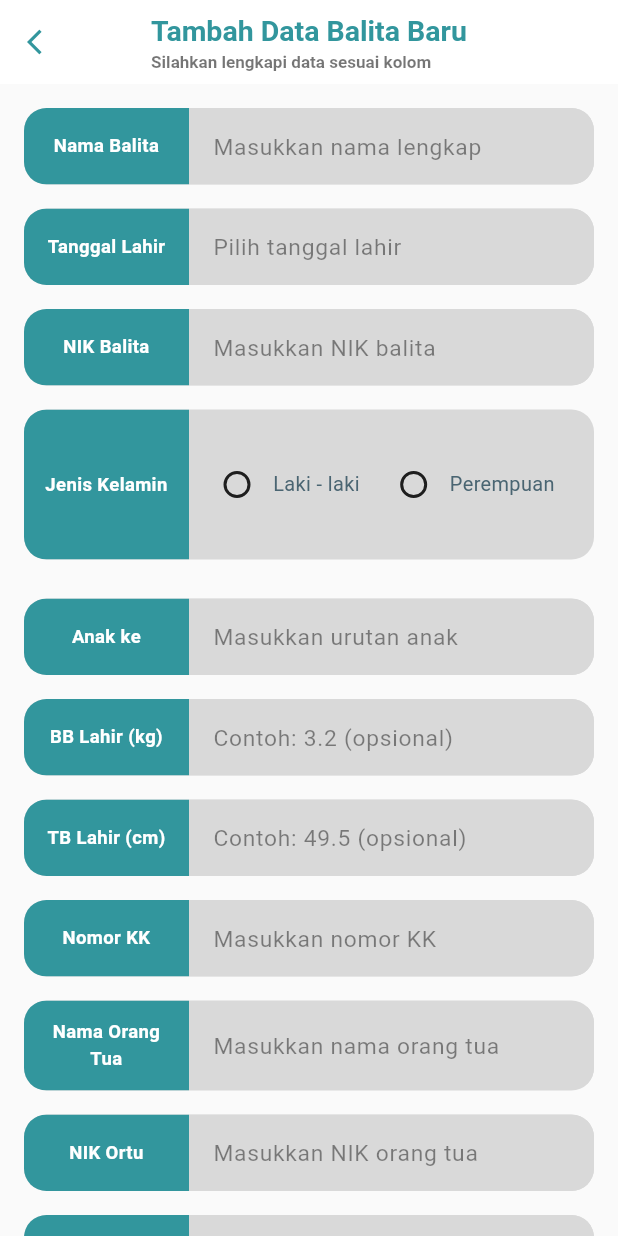
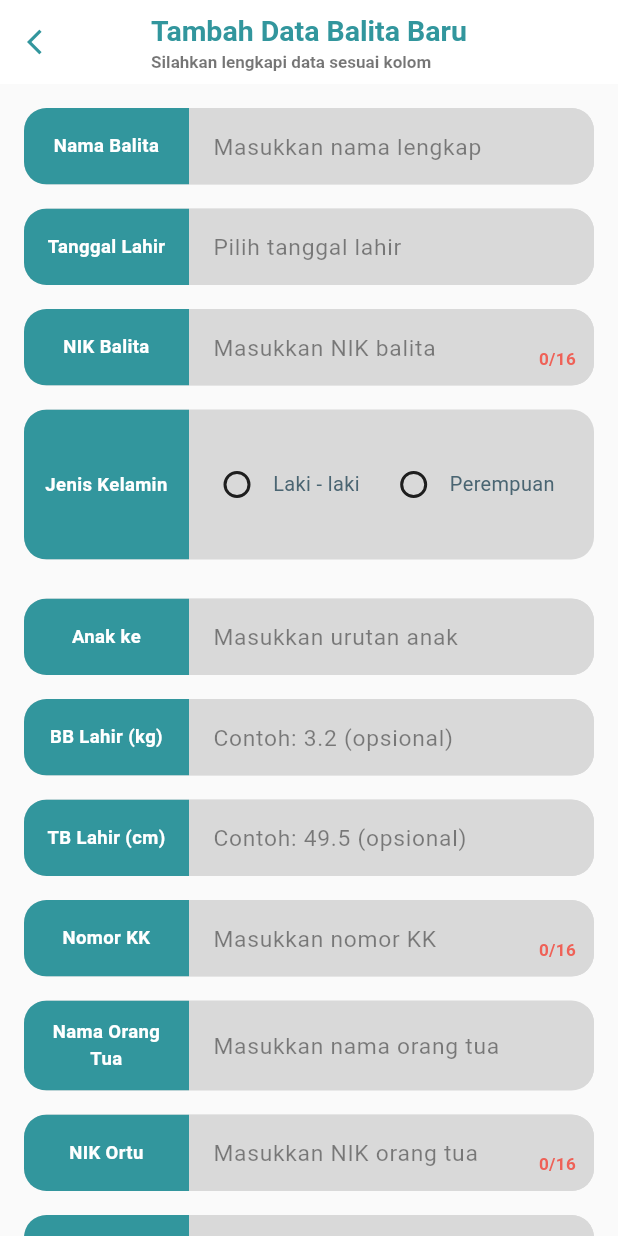
Before and after one commit to Defarrel/Posyandu_app, a Flutter app: the TambahBalitaScreen screen opened directly, on a phone screen of 412 x 824 dp. Run offline on Flutter 3.47's test engine with Material 3 defaults, Android fonts, the phone set to English and light mode, and no system bars; our stand-ins replace camera, dartz, flutter_secure_storage, image_picker, lottie, pdf and 3 more; missing offline and left inert: syncfusion_flutter_pdf, syncfusion_flutter_xlsio; accounts and stored records are empty.

Commit message:
Mengubah tanggal,nik dan jenis kelamin agar bisa diisi

```diff
--- a/lib/presentation/balita/tambah_balita_screen.dart
+++ b/lib/presentation/balita/tambah_balita_screen.dart
@@ -164,7 +164,7 @@ class _TambahBalitaScreenState extends State<TambahBalitaScreen> {
       final bbVal = double.tryParse(bbText.replaceAll(',', '.'));
 
       _bbLahirError = bbText.isEmpty
-          ? null // boleh kosong
+          ? null
           : (bbVal == null || bbVal < 1 || bbVal > 6)
           ? "BB lahir harus 1 - 6 kg"
           : null;
@@ -364,9 +364,7 @@ class _TambahBalitaScreenState extends State<TambahBalitaScreen> {
             const SizedBox(height: 12),
             GestureDetector(
               behavior: HitTestBehavior.opaque,
-              onTap: widget.isEdit
-                  ? null
-                  : () async {
+              onTap: () async {
                 FocusScope.of(context).unfocus();
                 DateTime? pickedDate = await showDatePicker(
                   context: context,
@@ -382,8 +380,6 @@ class _TambahBalitaScreenState extends State<TambahBalitaScreen> {
                   setState(() => _ttlError = null);
                 }
               },
-              child: Opacity(
-                opacity: widget.isEdit ? 0.5 : 1,
               child: CustomTextFieldBalita(
                 label: "Tanggal Lahir",
                 hint: "Pilih tanggal lahir",
@@ -392,39 +388,29 @@ class _TambahBalitaScreenState extends State<TambahBalitaScreen> {
                 errorText: _ttlError,
               ),
             ),
-            ),
 
             const SizedBox(height: 12),
 
             IgnorePointer(
-              ignoring: widget.isEdit,
-              child: Opacity(
-                opacity: widget.isEdit ? 0.5 : 1,
-                child: CustomTextFieldBalita(
+              ignoring: false,
+              child: DigitCounterTextField(
                 label: "NIK Balita",
                 hint: "Masukkan NIK balita",
                 controller: _nikBalitaController,
-                  keyboardType: TextInputType.number,
                 errorText: _nikBalitaError,
-                ),
               ),
             ),
 
             const SizedBox(height: 12),
 
-            Opacity(
-              opacity: widget.isEdit ? 0.5 : 1,
-              child: CustomRadioBalita(
+            CustomRadioBalita(
               groupValue: _jenisKelamin,
-                onChanged: widget.isEdit
-                    ? null
-                    : (value) {
+              onChanged: (value) {
                 setState(() {
                   _jenisKelamin = value;
                   _jenisKelaminError = null;
                 });
               },
-              ),
             ),
 
             if (_jenisKelaminError != null)
@@ -465,12 +451,11 @@ class _TambahBalitaScreenState extends State<TambahBalitaScreen> {
               errorText: _tbLahirError,
             ),
             const SizedBox(height: 12),
-            CustomTextFieldBalita(
+            DigitCounterTextField(
               label: "Nomor KK",
+              hint: "Masukkan nomor KK",
               controller: _nomorKkController,
-              keyboardType: TextInputType.number,
               errorText: _nomorKkError,
-              hint: "Masukkan nomor KK",
             ),
             const SizedBox(height: 12),
             CustomTextFieldBalita(
@@ -480,12 +465,11 @@ class _TambahBalitaScreenState extends State<TambahBalitaScreen> {
               hint: "Masukkan nama orang tua",
             ),
             const SizedBox(height: 12),
-            CustomTextFieldBalita(
+            DigitCounterTextField(
               label: "NIK Ortu",
+              hint: "Masukkan NIK orang tua",
               controller: _nikOrtuController,
-              keyboardType: TextInputType.number,
               errorText: _nikOrtuError,
-              hint: "Masukkan NIK orang tua",
             ),
             const SizedBox(height: 12),
             CustomTextFieldBalita(
@@ -550,3 +534,54 @@ class _TambahBalitaScreenState extends State<TambahBalitaScreen> {
     );
   }
 }
+
+class DigitCounterTextField extends StatelessWidget {
+  final TextEditingController controller;
+  final String label;
+  final String hint;
+  final String? errorText;
+
+  const DigitCounterTextField({
+    super.key,
+    required this.controller,
+    required this.label,
+    required this.hint,
+    this.errorText,
+  });
+
+  @override
+  Widget build(BuildContext context) {
+    return Stack(
+      alignment: Alignment.centerRight,
+      children: [
+        CustomTextFieldBalita(
+          label: label,
+          hint: hint,
+          controller: controller,
+          keyboardType: TextInputType.number,
+          errorText: errorText,
+        ),
+
+        Positioned(
+          right: 12,
+          bottom: 14,
+          child: ValueListenableBuilder(
+            valueListenable: controller,
+            builder: (context, value, _) {
+              return Text(
+                "${controller.text.length}/16",
+                style: TextStyle(
+                  color: controller.text.length == 16
+                      ? Colors.green.withOpacity(0.8)
+                      : Colors.red.withOpacity(0.8),
+                  fontSize: 12,
+                  fontWeight: FontWeight.bold,
+                ),
+              );
+            },
+          ),
+        ),
+      ],
+    );
+  }
+}
```
Lines whose indentation alone changed are shown as unchanged.
